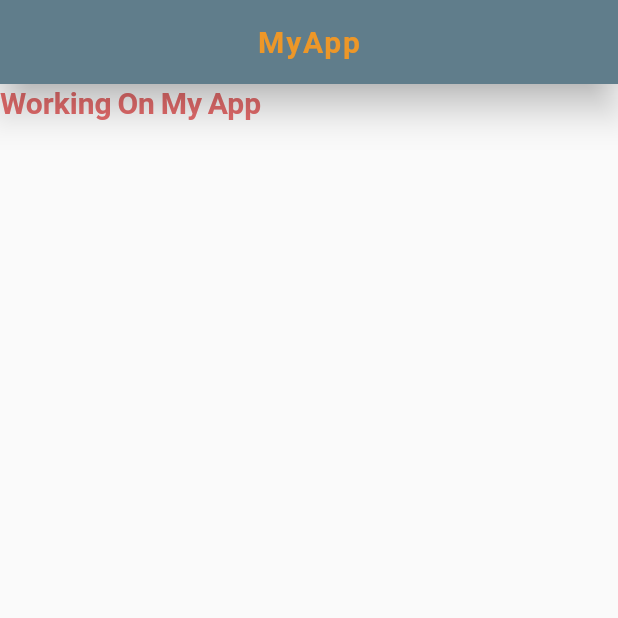
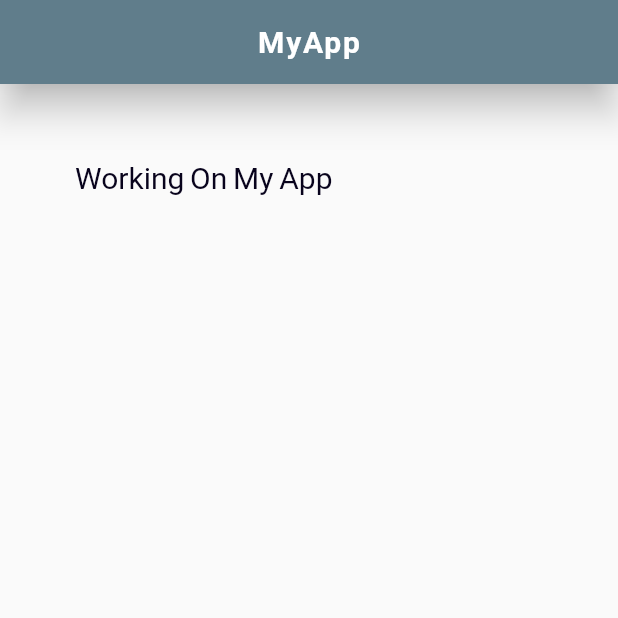
Before and after one commit to skyGwork/flutter_dev, a Flutter app: the screen it shows after launch, on a phone screen of 412 x 824 dp, the top half of it. Run offline on Flutter 3.47's test engine with Material 2 defaults, Android fonts, the phone set to English and light mode, and no system bars; our stand-ins replace google_fonts; Roboto replaces fonts that are missing (OpenSans, Quicksand).

Commit message:
update v0.0

```diff
--- a/lib/config/const/color_manager.dart
+++ b/lib/config/const/color_manager.dart
@@ -1,14 +1,9 @@
 import 'package:flutter/material.dart';
 
 class ColorManager {
-  static Color primary = const Color(0xFFED9728);
-  static Color darkGrey = const Color(0xFFE36B6B);
-  static Color grey = const Color(0xFF7F4642);
-  static Color lightGrey = const Color(0xFF9E9E9E);
-  static Color primaryOpacity70 = const Color(0xB3ED9728);
-  static Color darkPrimary = const Color(0xFFd17d11);
-  static Color grey1 = const Color(0xFF707070);
-  static Color grey2 = const Color(0xFF797979);
+  static Color primary = const Color(0xFF607D8B);
   static Color white = const Color(0xFFFFFFFF);
+  static Color black = const Color(0x00000000);
+  static Color dark = const Color(0xFF08031C);
   static Color error = const Color(0xFFe61f34);
 }
--- a/lib/config/theme/theme_context.dart
+++ b/lib/config/theme/theme_context.dart
@@ -10,34 +10,32 @@ class AppTheme {
         fontFamily: GoogleFonts.roboto().fontFamily,
         appBarTheme: AppBarTheme(
           // color: Colors.red,
-          // backgroundColor:Colors.red,
+          // color: ColorManager.primary,
+          // backgroundColor: Colors.red,
           elevation: 10,
-          color: ColorManager.primary,
+          centerTitle: true,
 
           iconTheme: IconThemeData(
-            color: ColorManager.primary,
+            color: ColorManager.white,
           ),
 
-          //todo text theme for appbar
           titleTextStyle: TextStyle(
             fontFamily: 'Quicksand',
             fontWeight: FontWeight.bold,
             fontSize: 20,
-            color: ColorManager.primary,
+            color: ColorManager.white,
             letterSpacing: 1.2,
           ),
         ),
         textTheme: ThemeData.light().textTheme.copyWith(
-              //todo selected text style
               headline5: TextStyle(
                 fontFamily: 'Quicksand',
                 fontSize: 20,
-                color: ColorManager.primary,
+                color: ColorManager.dark,
               ),
-              //todo for buttons
-              button: TextStyle(color: ColorManager.primary),
             ),
       );
+
   static ThemeData darkTheme(BuildContext context) => ThemeData(
         brightness: Brightness.dark,
       );
--- a/lib/config/theme/theme_manager.dart
+++ /dev/null
@@ -1,56 +0,0 @@
-import 'package:flutter/material.dart';
-import 'package:google_fonts/google_fonts.dart';
-
-import '../const/color_manager.dart';
-
-ThemeData getApplicationTheme() {
-  return ThemeData(
-    primarySwatch: Colors.blueGrey,
-
-    colorScheme: ColorScheme.fromSwatch(
-      primarySwatch: Colors.blueGrey,
-      // accentColor: Colors.red,
-    ),
-
-    fontFamily: 'Quicksand',
-
-    // fontFamily: GoogleFonts.roboto().fontFamily,
-    primaryTextTheme: GoogleFonts.latoTextTheme(),
-
-    appBarTheme: AppBarTheme(
-      // color: Colors.red,
-      // backgroundColor:Colors.red,
-      elevation: 10,
-      centerTitle: true,
-      // color:ColorManager.primary,
-
-      iconTheme: IconThemeData(
-        color: ColorManager.primary,
-      ),
-
-      titleTextStyle: TextStyle(
-        fontFamily: 'Quicksand',
-        fontWeight: FontWeight.bold,
-        fontSize: 20,
-        color: ColorManager.primary,
-        letterSpacing: 1.2,
-      ),
-    ),
-
-    textTheme: ThemeData.light().textTheme.copyWith(
-          headline1: TextStyle(
-            fontFamily: 'OpenSans',
-            fontWeight: FontWeight.bold,
-            fontSize: 20,
-            color: ColorManager.darkGrey,
-          ),
-
-          headline5: TextStyle(
-            fontFamily: 'Quicksand',
-            fontSize: 20,
-            color: ColorManager.grey,
-          ),
-          // button: const TextStyle(color: Colors.white),
-        ),
-  );
-}
--- a/lib/main.dart
+++ b/lib/main.dart
@@ -1,25 +1,21 @@
+// ignore_for_file: prefer_const_constructors
+
 import 'package:flutter/material.dart';
 
 // import 'config/theme/theme_context.dart';
-import 'config/theme/theme_manager.dart';
+import 'config/theme/theme_context.dart';
 
 void main() => runApp(const MyApp());
 
 class MyApp extends StatelessWidget {
   const MyApp({Key? key}) : super(key: key);
 
-  // This widget is the root of your application.
   @override
   Widget build(BuildContext context) {
     return MaterialApp(
       debugShowCheckedModeBanner: false,
       title: 'Flutter Demo',
-      //OR => type two from (theme_manager)
-      theme: getApplicationTheme(),
-
-      //OR => type three from (theme_context_manager)
-      // theme: AppTheme.lightTheme(context),
-
+      theme: AppTheme.lightTheme(context),
       home: const Home(),
     );
   }
@@ -37,11 +33,17 @@
           child: Column(
             crossAxisAlignment: CrossAxisAlignment.start,
             mainAxisAlignment: MainAxisAlignment.center,
+            // ignore: prefer_const_literals_to_create_immutables
             children: <Widget>[
-              Container(
-                height: 100,
-                child: Text('Working On My App',
-                    style: Theme.of(context).textTheme.headline1),
+              Padding(
+                padding: const EdgeInsets.all(50.0),
+                child: SizedBox(
+                  height: 100,
+                  child: Text(
+                    'Working On My App',
+                    style: Theme.of(context).textTheme.headline5,
+                  ),
+                ),
               )
             ],
           ),
```
